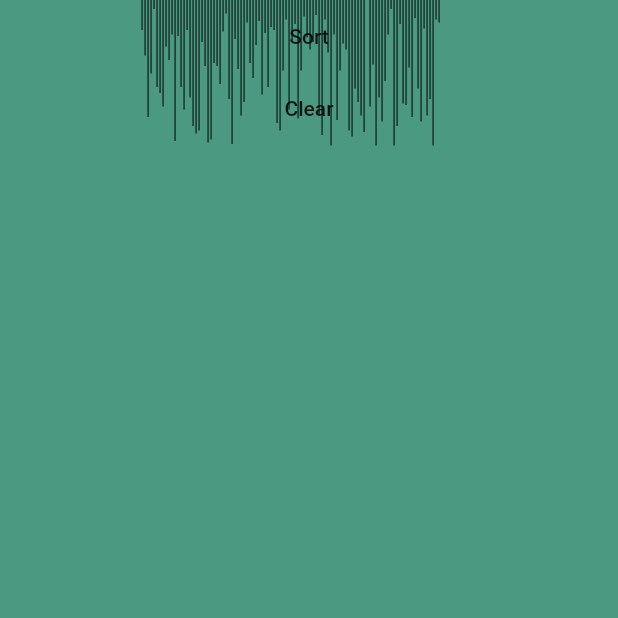
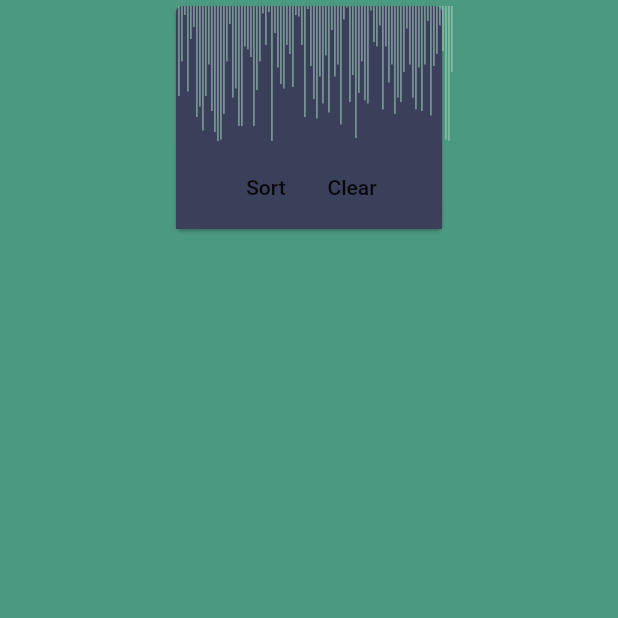
Before and after one commit to LVOL98/business_card, a Flutter app: the AlgorithmPageMobile screen opened directly, after a tap on "Clear", on a phone screen of 412 x 824 dp, the top half of it. Run offline on Flutter 3.47's test engine with Material 2 defaults, Android fonts, the phone set to English and light mode, and no system bars; our stand-ins replace google_fonts; missing offline and left inert: universal_html.

Commit message:
Bar sorting component done
Still need some design work though, but code wise it's working

```diff
--- a/lib/components/sorting_visualization/bar_sorting.dart
+++ b/lib/components/sorting_visualization/bar_sorting.dart
@@ -5,37 +5,44 @@ import 'package:temp/model/util/random_generator.dart';
 
 class BarSorting extends StatefulWidget {
   final Sort sortingMethod;
+  final double width;
 
-  BarSorting(this.sortingMethod);
+  BarSorting(this.sortingMethod, this.width);
 
   @override
-  _BarSortingState createState() => _BarSortingState(sortingMethod);
+  _BarSortingState createState() => _BarSortingState(sortingMethod, width);
 }
 
 class _BarSortingState extends State<BarSorting> {
   final Sort sortingMethod;
+  final double width;
 
-  _BarSortingState(this.sortingMethod);
+  _BarSortingState(this.sortingMethod, this.width);
 
-  static const int _bar_size = 100;
-
-  List _listBeingSorted =
-      RandomGenerator().generatRandomIntegers(_bar_size, _bar_size);
+  List _listBeingSorted;
 
   _sortAnimation() {
     sortingMethod.sortAnimation(_listBeingSorted);
   }
 
   _clearSort() {
-    _listBeingSorted = RandomGenerator().generatRandomIntegers(100, 100);
+    _listBeingSorted =
+        RandomGenerator().generatRandomIntegers(width.toInt(), width.toInt());
     setState(() {});
   }
 
   @override
   Widget build(BuildContext context) {
+    if (_listBeingSorted == null)
+      _listBeingSorted =
+          RandomGenerator().generatRandomIntegers(width.toInt(), width.toInt());
     double countOfBars = 0;
 
-    return Column(
+    return Container(
+      width: (width * 2),
+      child: Card(
+        color: Theme.of(context).colorScheme.secondary,
+        child: Column(
           children: [
             Row(
               children: _listBeingSorted.map(
@@ -48,19 +55,29 @@ class _BarSortingState extends State<BarSorting> {
                 },
               ).toList(),
             ),
-        FlatButton(
+            Padding(
+              padding: new EdgeInsets.fromLTRB(0, width, 0, 0),
+              child: Container(
+                color: Theme.of(context).colorScheme.secondaryVariant,
+                child: ListTile(
+                  leading: FlatButton(
                     child: Text('Sort'),
                     onPressed: () {
                       _sortAnimation();
                     },
                   ),
-        FlatButton(
+                  trailing: FlatButton(
                     child: Text('Clear'),
                     onPressed: () {
                       _clearSort();
                     },
-        )
+                  ),
+                ),
+              ),
+            ),
           ],
+        ),
+      ),
     );
   }
 }
@@ -70,16 +87,17 @@ class BarPainter extends CustomPainter {
   double width;
   double row;
   int length;
+  Paint myColor;
 
-  BarPainter(this.context, this.width, this.row, this.length);
+  BarPainter(this.context, this.width, this.row, this.length) {
+    this.myColor = new Paint();
+    this.myColor.color = Theme.of(context).colorScheme.primaryVariant;
+  }
 
   @override
   void paint(Canvas canvas, Size size) {
-    canvas.drawLine(
-        Offset((MediaQuery.of(context).size.width * 0.225) + (width * row), 0),
-        Offset((MediaQuery.of(context).size.width * 0.225) + (width * row),
-            length.ceilToDouble()),
-        Paint());
+    canvas.drawLine(Offset(0 + (width * row), 0),
+        Offset(0 + (width * row), length.ceilToDouble()), myColor);
   }
 
   @override
--- a/lib/model/sorting/quick_sort.dart
+++ b/lib/model/sorting/quick_sort.dart
@@ -54,7 +54,6 @@ class QuickSort extends Sort {
 
   @override
   void sortAnimation(List toBeSorted) {
-    toBeSorted.shuffle();
     _sortAnimation(toBeSorted, 0, toBeSorted.length - 1);
   }
 
--- a/lib/view/algorithms/algorithms_mobile.dart
+++ b/lib/view/algorithms/algorithms_mobile.dart
@@ -12,7 +12,12 @@ class _AlgorithmPageMobileState extends State<AlgorithmPageMobile> {
   @override
   Widget build(BuildContext context) {
     return Scaffold(
-      body: BarSorting(new QuickSort(setState)),
+      body: Column(
+        mainAxisAlignment: MainAxisAlignment.start,
+        children: [
+          Center(child: BarSorting(new QuickSort(setState), MediaQuery.of(context).size.width * 0.225)),
+        ],
+      ),
     );
   }
 }
```
Lines whose indentation alone changed are shown as unchanged.
